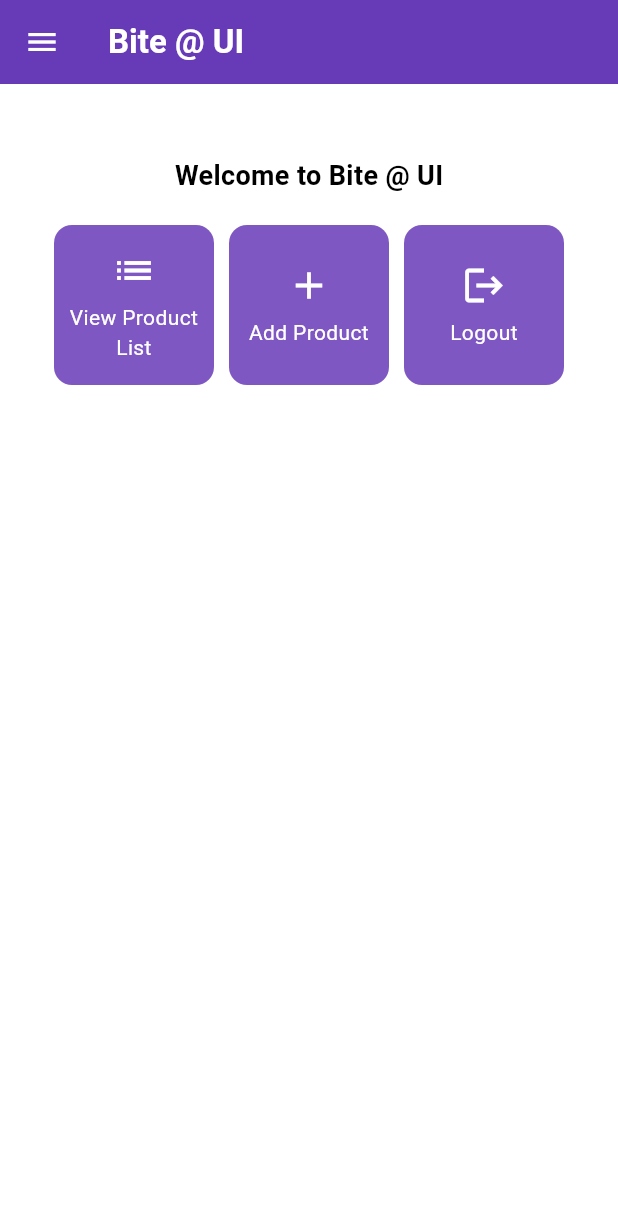
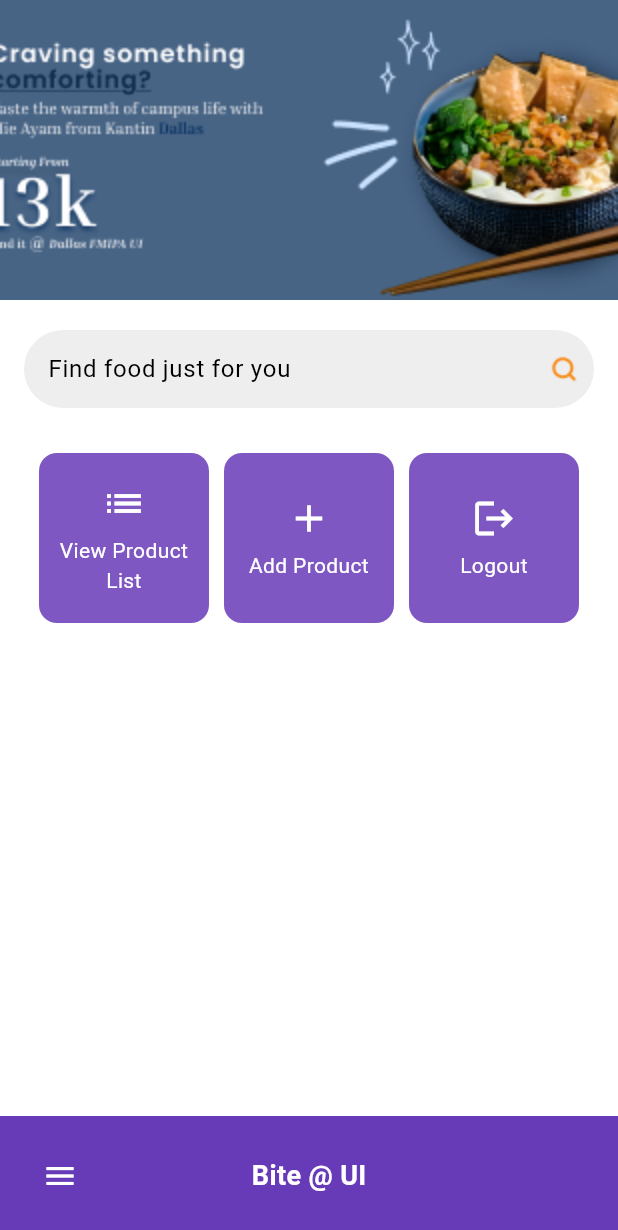
Before and after one commit to muzkii/final-project-PBP-group-K7, a Flutter app: the MyHomePage screen opened directly, on a phone screen of 412 x 824 dp. Shown: the top 1230 px of the screen. Run offline on Flutter 3.47's test engine with Material 3 defaults, Android fonts, the phone set to English and light mode, and no system bars; missing offline and left inert: pbp_django_auth.

Commit message:
added some assets to menu.dart, moved appbar to bottom of screen, added frontend for searchbar

```diff
--- a/lib/screens/menu.dart
+++ b/lib/screens/menu.dart
@@ -2,78 +2,115 @@ import 'package:flutter/material.dart';
 import '../widgets/left_drawer.dart';
 
 class MyHomePage extends StatelessWidget {
+  // Create a GlobalKey to manage the Scaffold
+  final GlobalKey<ScaffoldState> _scaffoldKey = GlobalKey<ScaffoldState>();
 
   final List<ItemHomepage> items = [
     ItemHomepage("View Product List", Icons.list),
     ItemHomepage("Add Product", Icons.add),
     ItemHomepage("Logout", Icons.logout),
   ];
+
   MyHomePage({super.key});
 
   @override
   Widget build(BuildContext context) {
-    // Scaffold provides the basic structure of the page with the AppBar and body.
     return Scaffold(
-      // AppBar is the top part of the page that displays the title.
-      appBar: AppBar(
-        // The title of the application "Mental Health Tracker" with white text and bold font.
-        title: const Text(
+      key: _scaffoldKey, // Assign the GlobalKey to the Scaffold
+
+      // Drawer for navigation
+      drawer: const LeftDrawer(),
+
+      // Bottom navigation bar replacing the top AppBar
+      bottomNavigationBar: BottomAppBar(
+        color: Theme.of(context).colorScheme.primary,
+        child: Row(
+          mainAxisAlignment: MainAxisAlignment.spaceBetween,
+          children: [
+            IconButton(
+              icon: const Icon(Icons.menu, color: Colors.white),
+              onPressed: () {
+                _scaffoldKey.currentState?.openDrawer(); // Use the GlobalKey to open the drawer
+              },
+            ),
+            const Text(
               'Bite @ UI',
               style: TextStyle(
                 color: Colors.white,
                 fontWeight: FontWeight.bold,
+                fontSize: 18,
               ),
             ),
-        // The background color of the AppBar is obtained from the application theme color scheme.
-        backgroundColor: Theme.of(context).colorScheme.primary,
-        iconTheme: const IconThemeData(color: Colors.white),
+            const SizedBox(width: 48), // Spacer to balance the layout
+          ],
         ),
-      // Add drawer as a parameter value for the drawer attribute of the Scaffold widget
-      drawer: const LeftDrawer(),
-      // Body of the page with paddings around it.
-      body: Padding(
-        padding: const EdgeInsets.all(16.0),
-        // Place the widget vertically in a column.
+      ),
+
+      body: SingleChildScrollView(
         child: Column(
-          crossAxisAlignment: CrossAxisAlignment.center,
+          crossAxisAlignment: CrossAxisAlignment.start,
           children: [
-            // Give a vertical space of 16 units.
-            const SizedBox(height: 16.0),
+            // Heading Section
+            Stack(
+              alignment: Alignment.center,
+              children: [
+                Image.asset(
+                  'assets/heading1_mieayam.png', // Update with the correct asset path
+                  width: double.infinity, // Full width of container
+                  height: 200, // Keep the heading size as specified
+                  fit: BoxFit.cover, // Ensure the image stretches to fit
+                ),
+              ],
+            ),
+            const SizedBox(height: 20),
 
-            // Place the following widget in the center of the page.
-            Center(
-              child: Column(
-                // Place the text and grid item vertically.
-
+            // Search Bar
+            Padding(
+              padding: const EdgeInsets.symmetric(horizontal: 16.0),
+              child: Container(
+                decoration: BoxDecoration(
+                  color: Colors.grey[200],
+                  borderRadius: BorderRadius.circular(30),
+                ),
+                child: Row(
                   children: [
-                  // Display the welcome message with bold font and size 18.
-                  const Padding(
-                    padding: EdgeInsets.only(top: 16.0),
-                    child: Text(
-                      'Welcome to Bite @ UI',
-                      style: TextStyle(
-                        fontWeight: FontWeight.bold,
-                        fontSize: 18.0,
+                    Expanded(
+                      child: TextField(
+                        decoration: const InputDecoration(
+                          hintText: "Find food just for you",
+                          border: InputBorder.none,
+                          contentPadding: EdgeInsets.symmetric(
+                              horizontal: 16, vertical: 14),
                         ),
                       ),
                     ),
+                    Padding(
+                      padding: const EdgeInsets.all(8.0),
+                      child: Image.asset(
+                        'assets/search.png', // Update with the correct asset path
+                        width: 24,
+                        height: 24,
+                      ),
+                    ),
+                  ],
+                ),
+              ),
+            ),
+            const SizedBox(height: 20),
 
-                  // Grid to display ItemCard in a 3 column grid.
-                  GridView.count(
+            // Content Section (GridView)
+            Padding(
+              padding: const EdgeInsets.symmetric(horizontal: 16.0),
+              child: GridView.count(
                 primary: true,
-                    padding: const EdgeInsets.all(20),
+                padding: const EdgeInsets.all(10),
                 crossAxisSpacing: 10,
                 mainAxisSpacing: 10,
                 crossAxisCount: 3,
-                    // To ensure that the grid fits its height.
                 shrinkWrap: true,
-
-                    // Display ItemCard for each item in the items list.
                 children: items.map((ItemHomepage item) {
                   return ItemCard(item);
                 }).toList(),
-                  ),
-                ],
               ),
             ),
           ],
@@ -83,8 +120,6 @@ class MyHomePage extends StatelessWidget {
   }
 }
 
-
-
 class ItemHomepage {
   final String name;
   final IconData icon;
@@ -92,10 +127,7 @@ class ItemHomepage {
   ItemHomepage(this.name, this.icon);
 }
 
-
 class ItemCard extends StatelessWidget {
-  // Display the card with an icon and name.
-
   final ItemHomepage item;
 
   const ItemCard(this.item, {super.key});
@@ -103,27 +135,21 @@ class ItemCard extends StatelessWidget {
   @override
   Widget build(BuildContext context) {
     return Material(
-      // Specify the background color of the application theme.
       color: Theme.of(context).colorScheme.secondary,
-      // Round the card border.
       borderRadius: BorderRadius.circular(12),
-
       child: InkWell(
-        // Action when the card is pressed.
         onTap: () {
-          // Display the SnackBar message when the card is pressed.
           ScaffoldMessenger.of(context)
             ..hideCurrentSnackBar()
             ..showSnackBar(
-              SnackBar(content: Text("You have pressed the ${item.name} button!"))
+              SnackBar(
+                  content: Text("You have pressed the ${item.name} button!")),
             );
         },
-        // Container to store the Icon and Text
         child: Container(
           padding: const EdgeInsets.all(8),
           child: Center(
             child: Column(
-              // Place the Icon and Text in the center of the card.
               mainAxisAlignment: MainAxisAlignment.center,
               children: [
                 Icon(
@@ -144,5 +170,4 @@ class ItemCard extends StatelessWidget {
       ),
     );
   }
-
 }
--- a/pubspec.yaml
+++ b/pubspec.yaml
@@ -59,6 +59,9 @@ flutter:
   # included with your application, so that you can use the icons in
   # the material Icons class.
   uses-material-design: true
+  assets:
+    - assets/heading1_mieayam.png
+    - assets/search.png
 
   # To add assets to your application, add an assets section, like this:
   # assets:
```
Also changed, not shown: assets/heading1_mieayam.png (added), assets/search.png (added). Lines whose indentation alone changed are shown as unchanged.
